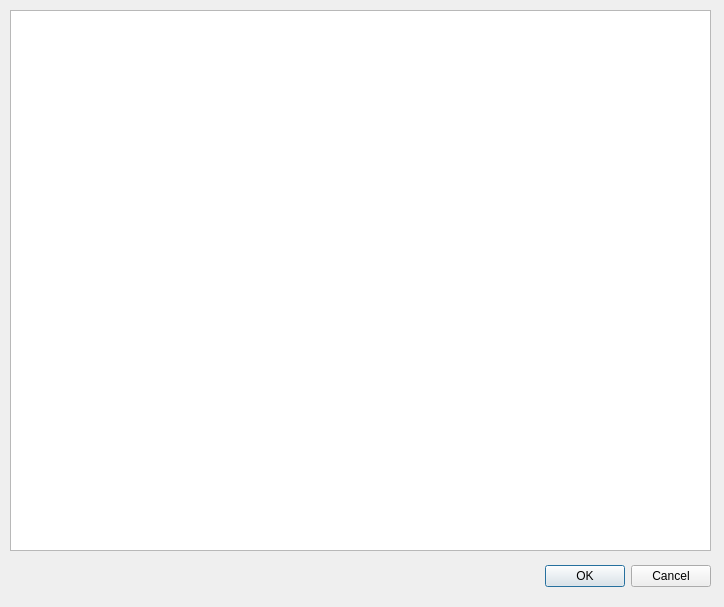
Above: storelist.ui from lkucz/magazyn before the change. Below: the same form after it.
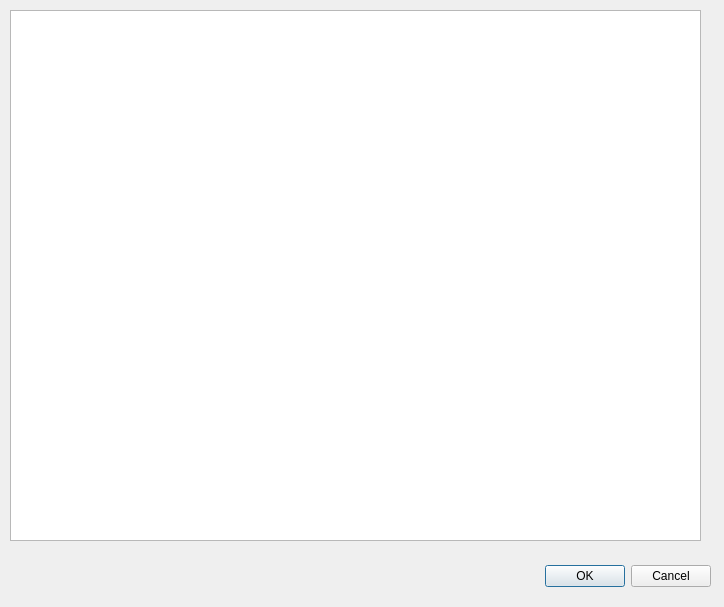
That is the form after the change.

```diff
--- a/storelist.ui
+++ b/storelist.ui
@@ -29,13 +29,13 @@
     <set>QDialogButtonBox::Cancel|QDialogButtonBox::Ok</set>
    </property>
   </widget>
-  <widget class="QTableWidget" name="tableWidget">
+  <widget class="QTableView" name="tableView">
    <property name="geometry">
     <rect>
      <x>10</x>
      <y>10</y>
-     <width>701</width>
-     <height>541</height>
+     <width>691</width>
+     <height>531</height>
     </rect>
    </property>
   </widget>
```
Left out of the diff: 8 changed lines with no effect on the pictures.
